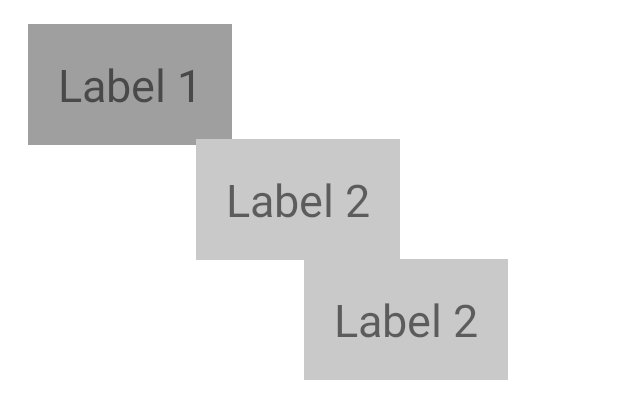
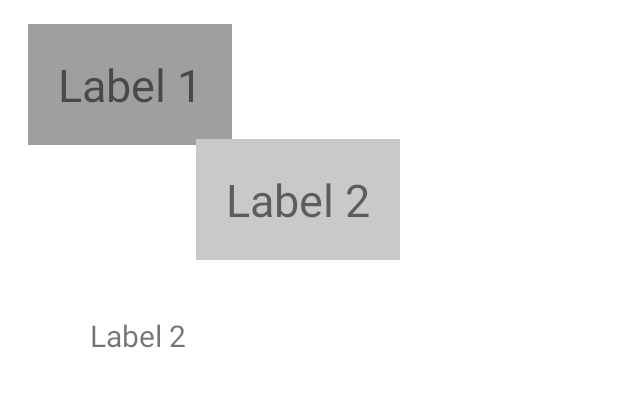
Before and after one commit to yubinkarki/Mobile_Programming, an Android app: the layout absolute_example.xml on its own in the app's theme, with its tools: preview values and no code run, on a phone screen of 412 x 824 dp. Shown: the top 419 px of the screen. Run offline under Robolectric (Android 15) with nearby library versions, the phone set to English and light mode, and no system bars.

Commit message:
Minor changes

```diff
--- a/app/src/main/res/layout/absolute_example.xml
+++ b/app/src/main/res/layout/absolute_example.xml
@@ -24,13 +24,13 @@
         android:textSize="30sp" />
 
     <TextView
-        android:id="@+id/textView"
+        android:id="@+id/resultView"
         android:layout_width="wrap_content"
         android:layout_height="wrap_content"
-        android:layout_x="203dp"
-        android:layout_y="173dp"
-        android:background="@color/fainter_gray"
-        android:padding="20dp"
+        android:layout_x="50dp"
+        android:layout_y="200dp"
+
+        android:padding="10dp"
         android:text="Label 2"
-        android:textSize="30sp" />
+        android:textSize="20sp" />
 </AbsoluteLayout>
--- a/app/src/main/res/layout/widget_example.xml
+++ b/app/src/main/res/layout/widget_example.xml
@@ -192,8 +192,8 @@
         android:id="@+id/nav_button"
         android:layout_width="0dp"
         android:layout_height="wrap_content"
+        android:layout_marginTop="8dp"
         android:height="60dp"
-        android:layout_marginTop="8dp"
         android:backgroundTint="@color/medium_green"
         android:text="Navigate"
         app:layout_constraintLeft_toLeftOf="parent"
```
